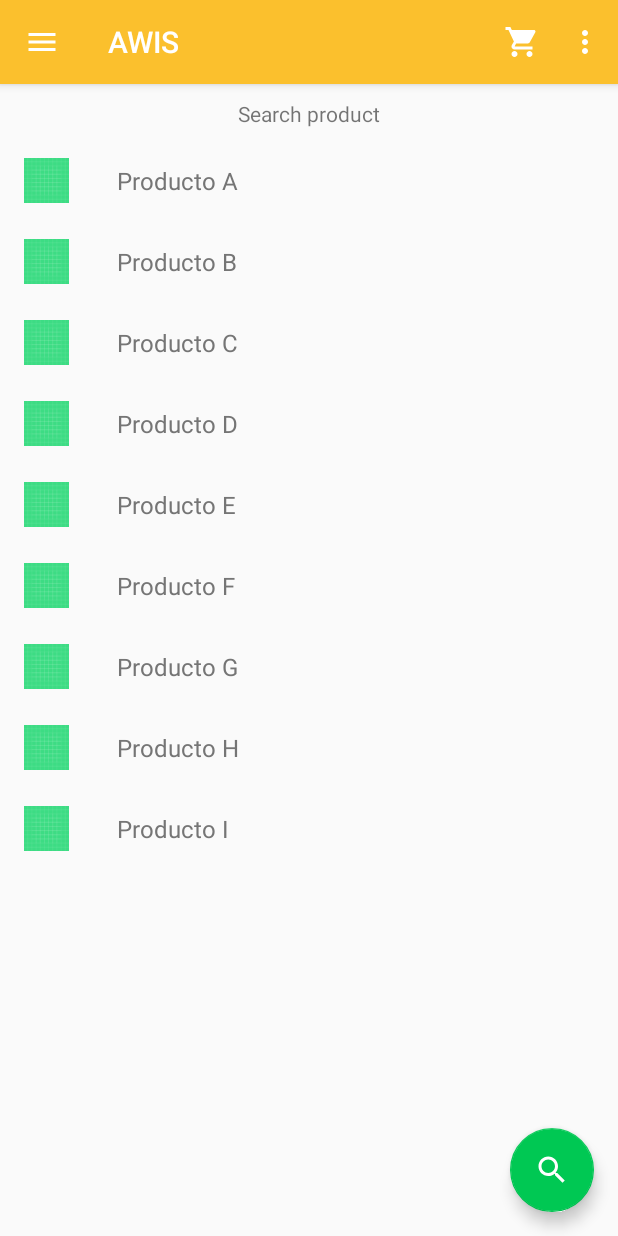
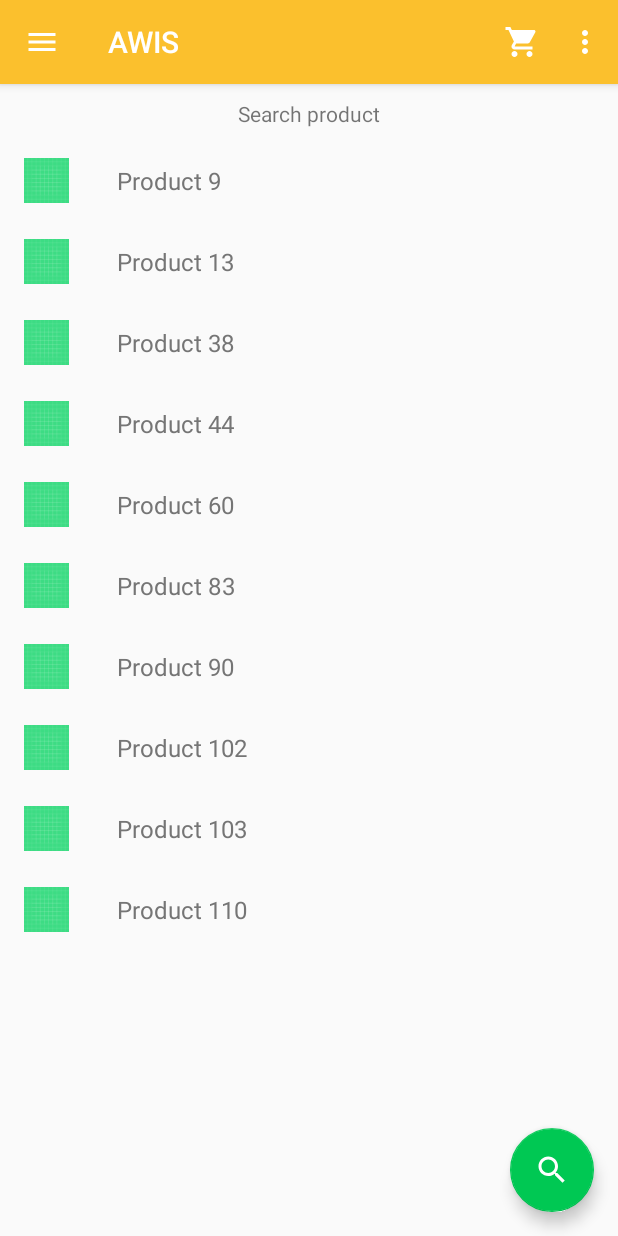
Before and after one commit to tobiasbriones/cp-unah-mm543-awis, an Android app: the screen it shows after launch (MainActivity), on a phone screen of 412 x 824 dp. Run offline under Robolectric (Android 15) with nearby library versions, the phone set to English and light mode, and no system bars.

Commit message:
Using the AppProductRepository into the current product search fragment

```diff
--- a/app/src/main/java/com/mm543/awis/MainActivity.kt
+++ b/app/src/main/java/com/mm543/awis/MainActivity.kt
@@ -22,7 +22,6 @@ import com.mm543.awis.ui.main.AboutDialog
 import com.mm543.awis.ui.main.PayWithCreditCardDialog
 import com.mm543.awis.ui.main.SignInDialog
 import com.mm543.awis.ui.main.nav.NavDrawerItem
-
 
 class MainActivity : AppCompatActivity() {
 
--- a/app/src/main/java/com/mm543/awis/ui/main/search/ProductSearchFragment.kt
+++ b/app/src/main/java/com/mm543/awis/ui/main/search/ProductSearchFragment.kt
@@ -12,6 +12,7 @@
 package com.mm543.awis.ui.main.search
 
 import android.os.Bundle
+import android.util.Log
 import android.view.LayoutInflater
 import android.view.View
 import android.view.ViewGroup
@@ -20,13 +21,12 @@ import androidx.fragment.app.Fragment
 import androidx.recyclerview.widget.LinearLayoutManager
 import com.mm543.awis.MainActivity
 import com.mm543.awis.R
+import com.mm543.awis.domain.model.Product
+import com.mm543.awis.repository.AppProductRepository
 import com.mm543.awis.ui.main.nav.NavDrawerAdapter
 import com.mm543.awis.ui.main.nav.NavDrawerItem
 import kotlinx.android.synthetic.main.fragment_product_search.*
 
-/**
- * A simple [Fragment] subclass as the default destination in the navigation.
- */
 class ProductSearchFragment : Fragment() {
 
     override fun onCreateView(
@@ -59,17 +59,24 @@ class ProductSearchFragment : Fragment() {
     }
 
     private fun prepareNavItems(): List<NavDrawerItem> {
+        val products = getRandomProducts()
         val menuItemsList = ArrayList<NavDrawerItem>()
 
-        menuItemsList.add(NavDrawerItem(1, "Producto A", R.drawable.ic_launcher_background))
-        menuItemsList.add(NavDrawerItem(2, "Producto B", R.drawable.ic_launcher_background))
-        menuItemsList.add(NavDrawerItem(3, "Producto C", R.drawable.ic_launcher_background))
-        menuItemsList.add(NavDrawerItem(4, "Producto D", R.drawable.ic_launcher_background))
-        menuItemsList.add(NavDrawerItem(5, "Producto E", R.drawable.ic_launcher_background))
-        menuItemsList.add(NavDrawerItem(6, "Producto F", R.drawable.ic_launcher_background))
-        menuItemsList.add(NavDrawerItem(7, "Producto G", R.drawable.ic_launcher_background))
-        menuItemsList.add(NavDrawerItem(8, "Producto H", R.drawable.ic_launcher_background))
-        menuItemsList.add(NavDrawerItem(9, "Producto I", R.drawable.ic_launcher_background))
+        products.forEach {
+            menuItemsList.add(
+                NavDrawerItem(
+                    it.productId,
+                    it.name,
+                    R.drawable.ic_launcher_background
+                )
+            )
+        }
         return menuItemsList
     }
+
+    private fun getRandomProducts(): List<Product> {
+        val repository = AppProductRepository()
+        return repository.getAll(0, 10)
+    }
+
 }
```
